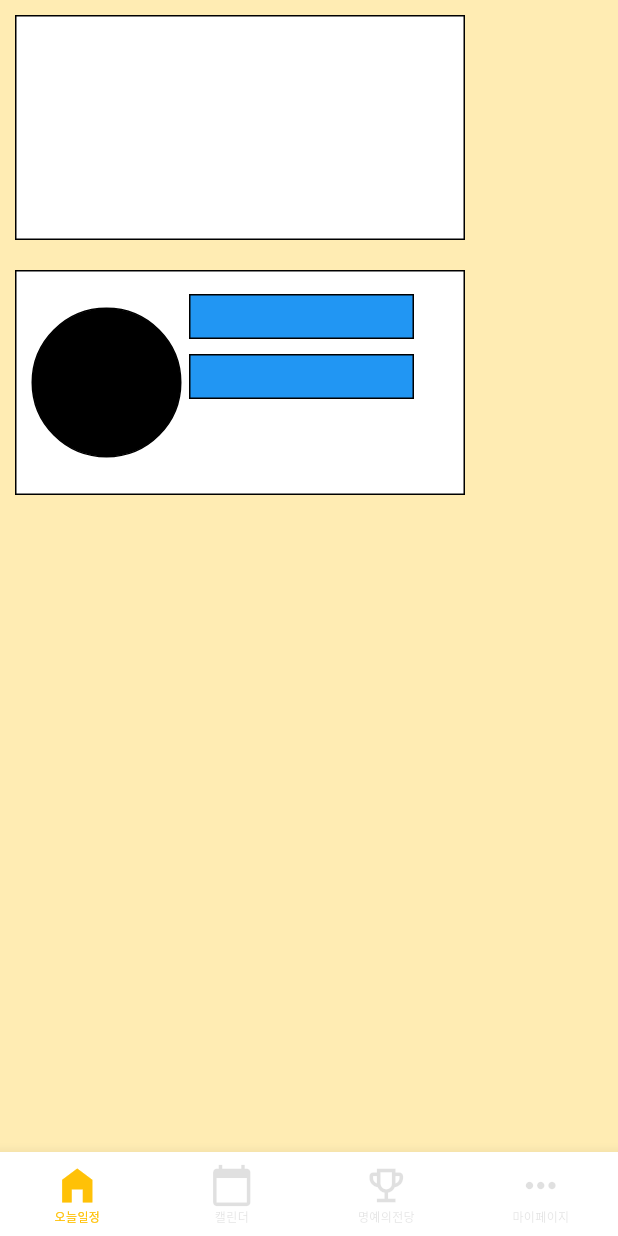
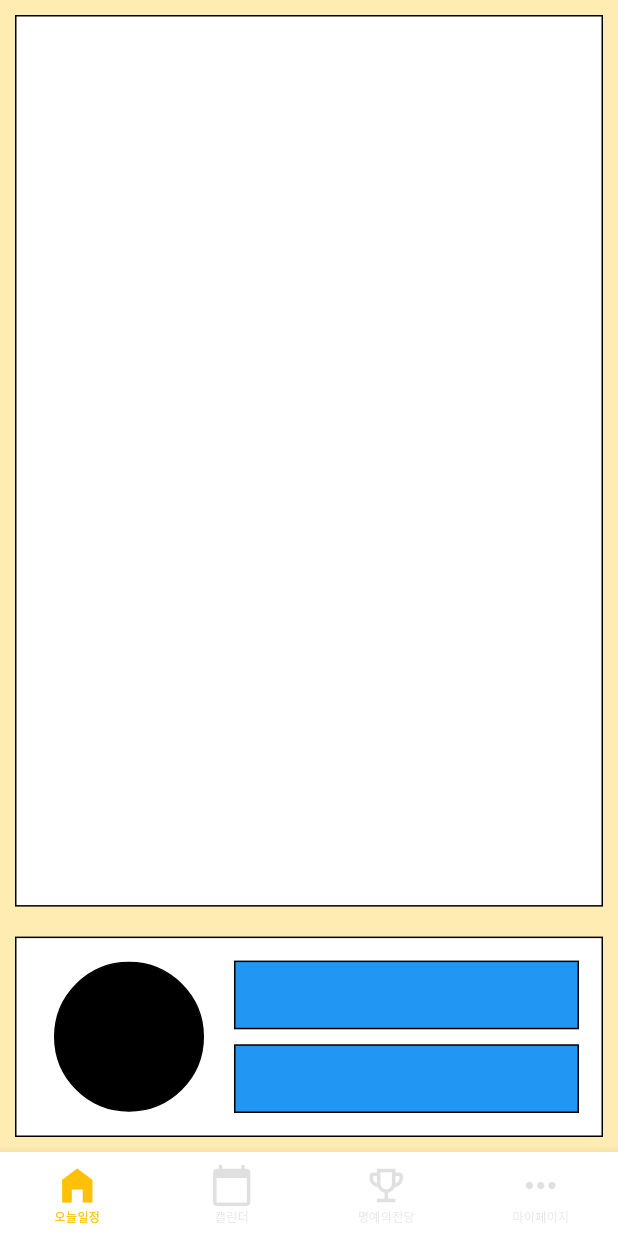
Before and after one commit to Dahagochi/Daha-gochi, a Flutter app: the screen it shows after launch, on a phone screen of 412 x 824 dp. Run offline on Flutter 3.47's test engine with Material 3 defaults, Android fonts, the light colour scheme and no system bars.

Commit message:
위젯 위치 정렬

```diff
--- a/lib/mainPage.dart
+++ b/lib/mainPage.dart
@@ -13,9 +13,10 @@ class MainPage extends StatelessWidget {
       backgroundColor: Colors.amber[100],
       body: Column(
         children: [
-          Container(               // 계획 리스트를 나열할 임시 컨테이너 (화면 상단에 정렬)
+          Expanded(                     // 계획 리스트를 나열할 임시 컨테이너 (화면 상단에 정렬)
+            child : Container(
               height: 150,
-            width: 300,
+              width: double.infinity,
               padding: EdgeInsets.all(10),
               margin: EdgeInsets.all(10),
               decoration: BoxDecoration(
@@ -23,9 +24,13 @@ class MainPage extends StatelessWidget {
                 border: Border.all(color: Colors.black),
               ),
             ),
-          Container(               // 현재 키우고있는 캐릭터와 캐릭터의 정보를 표시할 컨테이너 (화면 하단에 정렬)
+            flex: 4,
+          ),
+          Expanded(                   // 현재 키우고있는 캐릭터와 캐릭터의 정보를 표시할 컨테이너 (화면 하단에 정렬)
+            flex: 1,
+              child: Container(
                 height: 150,
-            width: 300,
+                width: double.infinity,
                 padding: EdgeInsets.all(10),
                 margin: EdgeInsets.all(10),
                 decoration: BoxDecoration(
@@ -40,15 +45,18 @@ class MainPage extends StatelessWidget {
                         color: Colors.black,
                         border: Border.all(color: Colors.black),
                       ),
+                      margin: EdgeInsets.symmetric(horizontal: 15),
                       width: 100,
                       height: 100,
                     ),
-                Container(          // 대사, 성장도 게이지 표시  (중앙 정렬)
+                    Expanded(
+                      child: Container(          // 대사, 성장도 게이지 표시  (중앙 정렬)
                         child: Column(
                           children: [
-                      Container(        // 캐릭터 대사 컨테이너
+                            Expanded(
+                              child:Container(        // 캐릭터 대사 컨테이너(Text위젯으로 변경예정)
                                 height: 30,
-                        width: 150,
+                                width: double.infinity,
                                 padding: EdgeInsets.all(5),
                                 margin: EdgeInsets.all(5),
                                 decoration: BoxDecoration(
@@ -56,9 +64,11 @@ class MainPage extends StatelessWidget {
                                   border: Border.all(color: Colors.black),
                                 ),
                               ),
-                      Container(         // 성장도 게이지 컨테이너
+                            ),
+                            Expanded(
+                              child: Container(         // 성장도 게이지 컨테이너(gauge 구현 )
                                 height: 30,
-                        width: 150,
+                                width: double.infinity,
                                 padding: EdgeInsets.all(5),
                                 margin: EdgeInsets.all(5),
                                 decoration: BoxDecoration(
@@ -66,12 +76,18 @@ class MainPage extends StatelessWidget {
                                   border: Border.all(color: Colors.black),
                                 ),
                               ),
+                            ),
+
                           ],
                         ),
                       ),
+                    ),
+
                   ],
                 ),
               )
+          ),
+
         ],
       ),
     );
```
Lines whose indentation alone changed are shown as unchanged.
